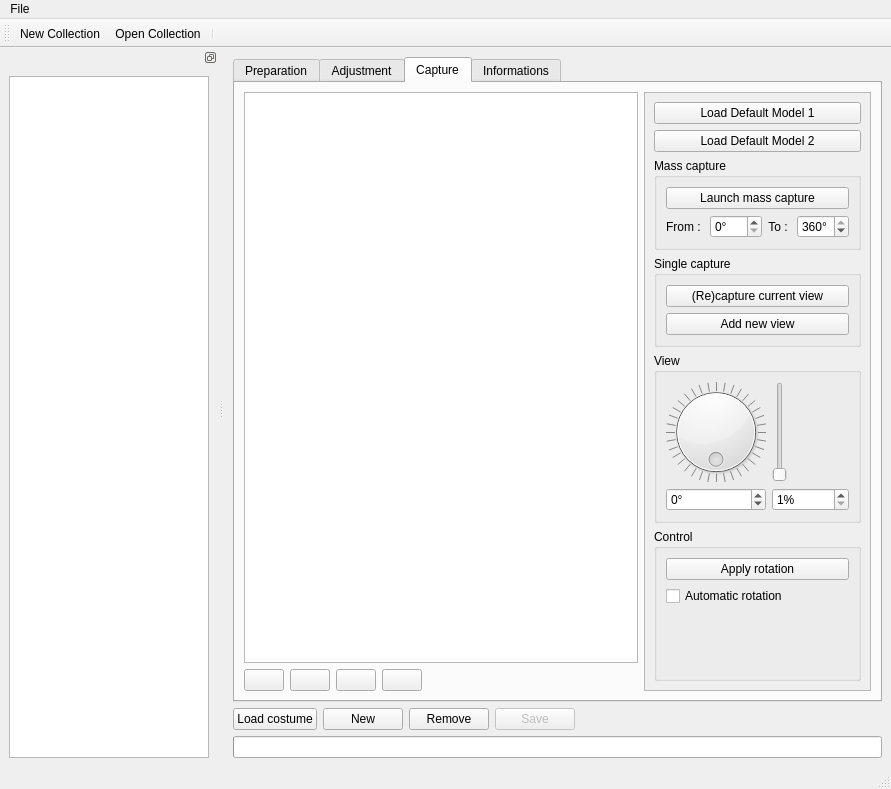
Qt form pc/master/mainwindow.ui (plule/pfe-costumes) before a commit.
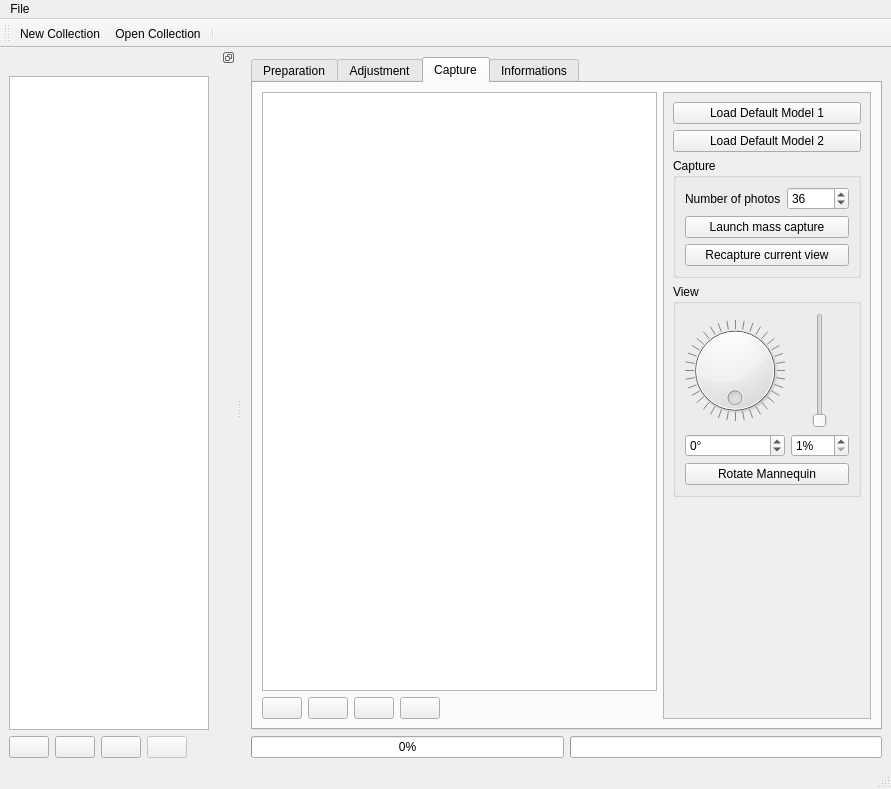
The same form after that commit. Icons and pictures are not drawn. Custom widgets are drawn as their Qt base class.

What changed in the file:
```diff
--- a/pc/master/mainwindow.ui
+++ b/pc/master/mainwindow.ui
@@ -248,7 +248,7 @@
                <x>0</x>
                <y>0</y>
                <width>246</width>
-               <height>548</height>
+               <height>586</height>
               </rect>
              </property>
              <layout class="QVBoxLayout" name="verticalLayout_8">
@@ -267,11 +267,32 @@
                </widget>
               </item>
               <item>
-               <widget class="QGroupBox" name="massCaptureBox">
+               <widget class="QGroupBox" name="captureBox">
                 <property name="title">
-                 <string>Mass capture</string>
+                 <string>Capture</string>
                 </property>
                 <layout class="QVBoxLayout" name="verticalLayout">
+                 <item>
+                  <layout class="QHBoxLayout" name="numberOfPhotosLayout">
+                   <item>
+                    <widget class="QLabel" name="numberOfPhotosLabel">
+                     <property name="text">
+                      <string>Number of photos</string>
+                     </property>
+                    </widget>
+                   </item>
+                   <item>
+                    <widget class="QSpinBox" name="numberOfPhotosButton">
+                     <property name="maximum">
+                      <number>360</number>
+                     </property>
+                     <property name="value">
+                      <number>36</number>
+                     </property>
+                    </widget>
+                   </item>
+                  </layout>
+                 </item>
                  <item>
                   <widget class="QPushButton" name="massCaptureButton">
                    <property name="text">
@@ -280,78 +301,9 @@
                   </widget>
                  </item>
                  <item>
-                  <layout class="QHBoxLayout" name="horizontalLayout">
-                   <item>
-                    <widget class="QLabel" name="fromLabel">
-                     <property name="text">
-                      <string>From : </string>
-                     </property>
-                     <property name="alignment">
-                      <set>Qt::AlignRight|Qt::AlignTrailing|Qt::AlignVCenter</set>
-                     </property>
-                     <property name="buddy">
-                      <cstring>fromInput</cstring>
-                     </property>
-                    </widget>
-                   </item>
-                   <item>
-                    <widget class="QSpinBox" name="fromInput">
-                     <property name="suffix">
-                      <string>°</string>
-                     </property>
-                     <property name="maximum">
-                      <number>360</number>
-                     </property>
-                    </widget>
-                   </item>
-                   <item>
-                    <widget class="QLabel" name="toLabel">
-                     <property name="text">
-                      <string>To : </string>
-                     </property>
-                     <property name="alignment">
-                      <set>Qt::AlignRight|Qt::AlignTrailing|Qt::AlignVCenter</set>
-                     </property>
-                     <property name="buddy">
-                      <cstring>toInput</cstring>
-                     </property>
-                    </widget>
-                   </item>
-                   <item>
-                    <widget class="QSpinBox" name="toInput">
-                     <property name="suffix">
-                      <string>°</string>
-                     </property>
-                     <property name="maximum">
-                      <number>360</number>
-                     </property>
-                     <property name="value">
-                      <number>360</number>
-                     </property>
-                    </widget>
-                   </item>
-                  </layout>
-                 </item>
-                </layout>
-               </widget>
-              </item>
-              <item>
-               <widget class="QGroupBox" name="singleCaptureGroup">
-                <property name="title">
-                 <string>Single capture</string>
-                </property>
-                <layout class="QVBoxLayout" name="verticalLayout_3">
-                 <item>
                   <widget class="QPushButton" name="captureButton">
                    <property name="text">
-                    <string>(Re)capture current view</string>
-                   </property>
-                  </widget>
-                 </item>
-                 <item>
-                  <widget class="QPushButton" name="appendCaptureButton">
-                   <property name="text">
-                    <string>Add new view</string>
+                    <string>Recapture current view</string>
                    </property>
                   </widget>
                  </item>
@@ -363,13 +315,15 @@
                 <property name="title">
                  <string>View</string>
                 </property>
-                <layout class="QHBoxLayout" name="horizontalLayout_5">
+                <layout class="QVBoxLayout" name="verticalLayout_5">
+                 <item>
+                  <layout class="QHBoxLayout" name="horizontalLayout">
                  <item>
                   <layout class="QVBoxLayout" name="angleLayout">
                    <item>
                     <widget class="QDial" name="dial">
                      <property name="sizePolicy">
-                      <sizepolicy hsizetype="Minimum" vsizetype="Minimum">
+                        <sizepolicy hsizetype="Expanding" vsizetype="Minimum">
                        <horstretch>0</horstretch>
                        <verstretch>0</verstretch>
                       </sizepolicy>
@@ -402,6 +356,12 @@
                    </item>
                    <item>
                     <widget class="QSpinBox" name="angleBox">
+                       <property name="sizePolicy">
+                        <sizepolicy hsizetype="Minimum" vsizetype="Fixed">
+                         <horstretch>0</horstretch>
+                         <verstretch>0</verstretch>
+                        </sizepolicy>
+                       </property>
                      <property name="wrapping">
                       <bool>true</bool>
                      </property>
@@ -425,6 +385,12 @@
                   <layout class="QVBoxLayout" name="zoomLayout">
                    <item>
                     <widget class="QSlider" name="zoomSlider">
+                       <property name="sizePolicy">
+                        <sizepolicy hsizetype="Minimum" vsizetype="Expanding">
+                         <horstretch>0</horstretch>
+                         <verstretch>0</verstretch>
+                        </sizepolicy>
+                       </property>
                      <property name="minimum">
                       <number>1</number>
                      </property>
@@ -452,26 +418,15 @@
                   </layout>
                  </item>
                 </layout>
-               </widget>
               </item>
               <item>
-               <widget class="QGroupBox" name="controlGroup">
-                <property name="title">
-                 <string>Control</string>
-                </property>
-                <layout class="QVBoxLayout" name="verticalLayout_5">
-                 <item>
-                  <widget class="QPushButton" name="viewToModelButton">
+                  <widget class="QPushButton" name="rotateToViewButton">
                    <property name="text">
-                    <string>Apply rotation</string>
+                    <string>Rotate Mannequin</string>
                    </property>
                   </widget>
                  </item>
-                 <item>
-                  <widget class="QCheckBox" name="autoRotateCheckBox">
-                   <property name="text">
-                    <string>Automatic rotation</string>
-                   </property>
+                </layout>
                   </widget>
                  </item>
                  <item>
@@ -489,9 +444,6 @@
                  </item>
                 </layout>
                </widget>
-              </item>
-             </layout>
-            </widget>
            </widget>
           </item>
          </layout>
@@ -515,72 +467,22 @@
      </widget>
     </item>
     <item>
-     <layout class="QHBoxLayout" name="buttonsLayout">
+     <layout class="QHBoxLayout" name="progressLayout">
       <item>
-       <widget class="QPushButton" name="loadButton">
-        <property name="text">
-         <string>Load costume</string>
+       <widget class="QProgressBar" name="globalWorkBar">
+        <property name="minimum">
+         <number>1</number>
         </property>
-        <property name="icon">
-         <iconset theme="document-open">
-          <normaloff/>
-         </iconset>
+        <property name="maximum">
+         <number>36</number>
         </property>
-       </widget>
-      </item>
-      <item>
-       <widget class="QPushButton" name="newCostume">
-        <property name="text">
-         <string>New</string>
+        <property name="value">
+         <number>1</number>
         </property>
-        <property name="icon">
-         <iconset theme="document-new">
-          <normaloff/>
-         </iconset>
+        <property name="format">
+         <string>%p%</string>
         </property>
        </widget>
-      </item>
-      <item>
-       <widget class="QPushButton" name="removeButton">
-        <property name="text">
-         <string>Remove</string>
-        </property>
-        <property name="icon">
-         <iconset theme="edit-delete">
-          <normaloff/>
-         </iconset>
-        </property>
-       </widget>
-      </item>
-      <item>
-       <widget class="QPushButton" name="saveButton">
-        <property name="enabled">
-         <bool>false</bool>
-        </property>
-        <property name="text">
-         <string>Save</string>
-        </property>
-        <property name="icon">
-         <iconset theme="document-save">
-          <normaloff/>
-         </iconset>
-        </property>
-       </widget>
-      </item>
-      <item>
-       <spacer name="horizontalSpacer_2">
-        <property name="orientation">
-         <enum>Qt::Horizontal</enum>
-        </property>
-        <property name="sizeHint" stdset="0">
-         <size>
-          <width>40</width>
-          <height>20</height>
-         </size>
-        </property>
-       </spacer>
-      </item>
-     </layout>
     </item>
     <item>
      <widget class="QProgressBar" name="workBar">
@@ -593,6 +495,8 @@
      </widget>
     </item>
    </layout>
+    </item>
+   </layout>
   </widget>
   <widget class="QMenuBar" name="menubar">
    <property name="geometry">
@@ -665,6 +569,98 @@
        </property>
       </widget>
      </item>
+     <item>
+      <layout class="QHBoxLayout" name="horizontalLayout_3">
+       <item>
+        <widget class="QPushButton" name="loadButton">
+         <property name="text">
+          <string/>
+         </property>
+         <property name="icon">
+          <iconset theme="document-open">
+           <normaloff/>
+          </iconset>
+         </property>
+         <property name="iconSize">
+          <size>
+           <width>16</width>
+           <height>16</height>
+          </size>
+         </property>
+        </widget>
+       </item>
+       <item>
+        <widget class="QPushButton" name="newCostume">
+         <property name="text">
+          <string/>
+         </property>
+         <property name="icon">
+          <iconset theme="document-new">
+           <normaloff/>
+          </iconset>
+         </property>
+         <property name="iconSize">
+          <size>
+           <width>16</width>
+           <height>16</height>
+          </size>
+         </property>
+        </widget>
+       </item>
+       <item>
+        <widget class="QPushButton" name="removeButton">
+         <property name="text">
+          <string/>
+         </property>
+         <property name="icon">
+          <iconset theme="edit-delete">
+           <normaloff/>
+          </iconset>
+         </property>
+         <property name="iconSize">
+          <size>
+           <width>16</width>
+           <height>16</height>
+          </size>
+         </property>
+        </widget>
+       </item>
+       <item>
+        <widget class="QPushButton" name="saveButton">
+         <property name="enabled">
+          <bool>false</bool>
+         </property>
+         <property name="text">
+          <string/>
+         </property>
+         <property name="icon">
+          <iconset theme="document-save">
+           <normaloff/>
+          </iconset>
+         </property>
+         <property name="iconSize">
+          <size>
+           <width>16</width>
+           <height>16</height>
+          </size>
+         </property>
+        </widget>
+       </item>
+       <item>
+        <spacer name="horizontalSpacer_2">
+         <property name="orientation">
+          <enum>Qt::Horizontal</enum>
+         </property>
+         <property name="sizeHint" stdset="0">
+          <size>
+           <width>40</width>
+           <height>20</height>
+          </size>
+         </property>
+        </spacer>
+       </item>
+      </layout>
+     </item>
     </layout>
    </widget>
   </widget>
```
Left out of the diff: 72 changed lines with no effect on the pictures. Lines whose indentation alone changed are shown as unchanged.
